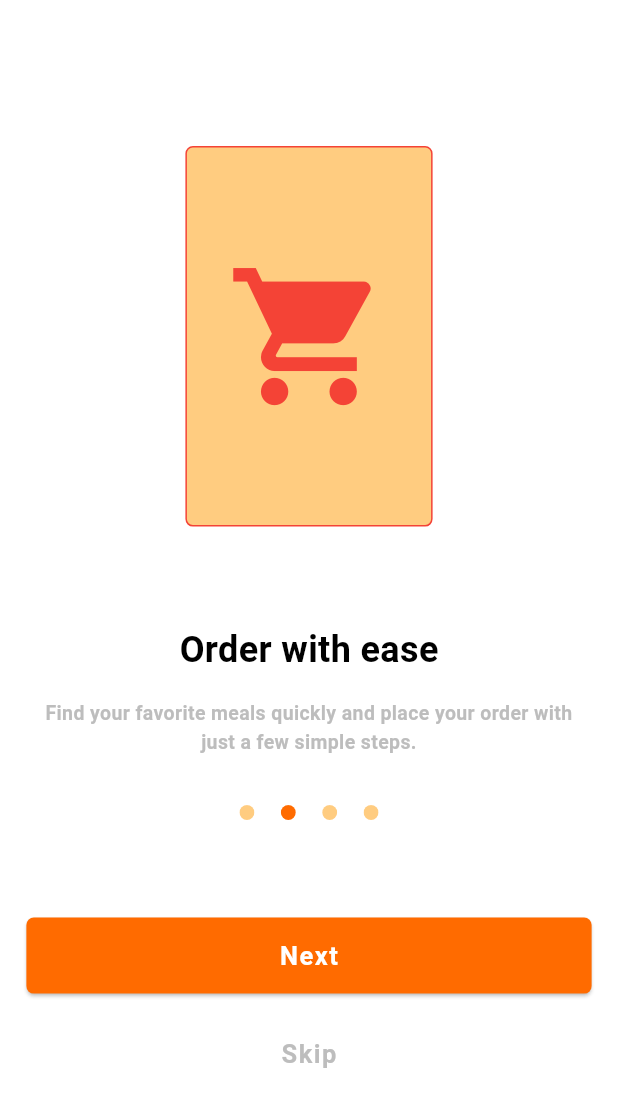
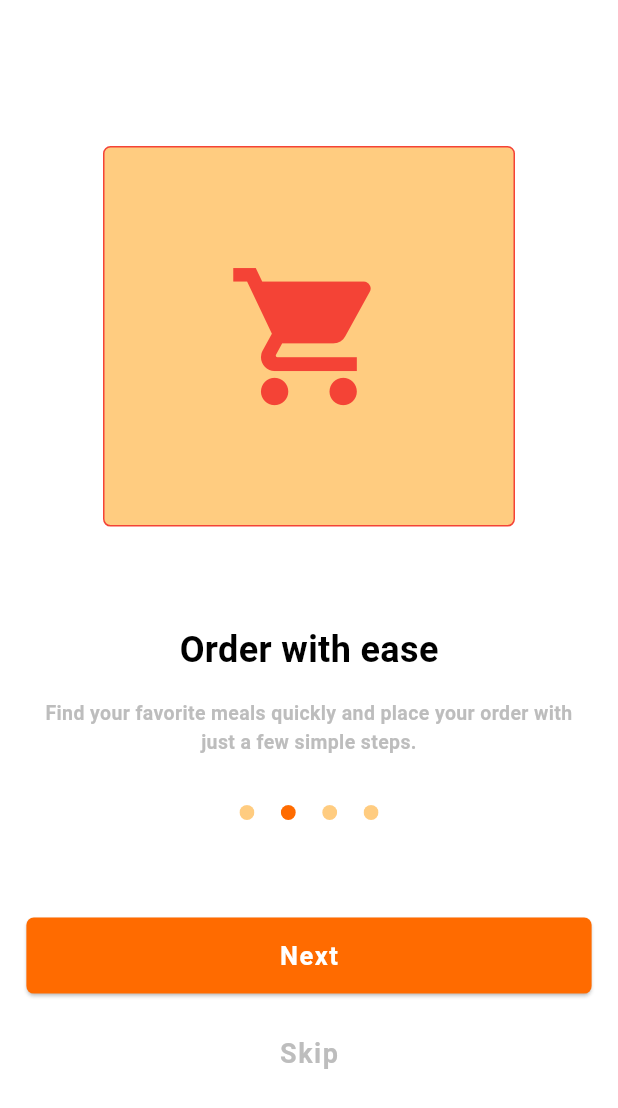
Before and after one commit to abdulsamad010/food_delivery_clean_architecture_flutter, a Flutter app: the Onboarding2Screen screen opened directly, on a phone screen of 412 x 824 dp. Shown: the top 1108 px of the screen. Run offline on Flutter 3.47's test engine with Material 3 defaults, Android fonts, the phone set to English and light mode, and no system bars; our stand-ins replace flutter_bloc, flutter_screenutil, flutter_svg.

Commit message:
Update onboarding screen two

```diff
--- a/lib/presentation/screens/onboarding/onboarding2_screen.dart
+++ b/lib/presentation/screens/onboarding/onboarding2_screen.dart
@@ -21,7 +21,7 @@ class Onboarding2Screen extends StatelessWidget {
 
             Container(
               height: 250.h,
-            width: 150.w,
+            width: 250.w,
                 decoration: BoxDecoration(
                   color: lightOrange,
                   borderRadius: BorderRadiusGeometry.circular(5),
@@ -128,7 +128,7 @@ class Onboarding2Screen extends StatelessWidget {
                 color: grey,
                 fontWeight: FontWeight.bold,
                 letterSpacing: 1,
-                fontSize: 17
+                fontSize: 18
               ),
             ))
 
```
